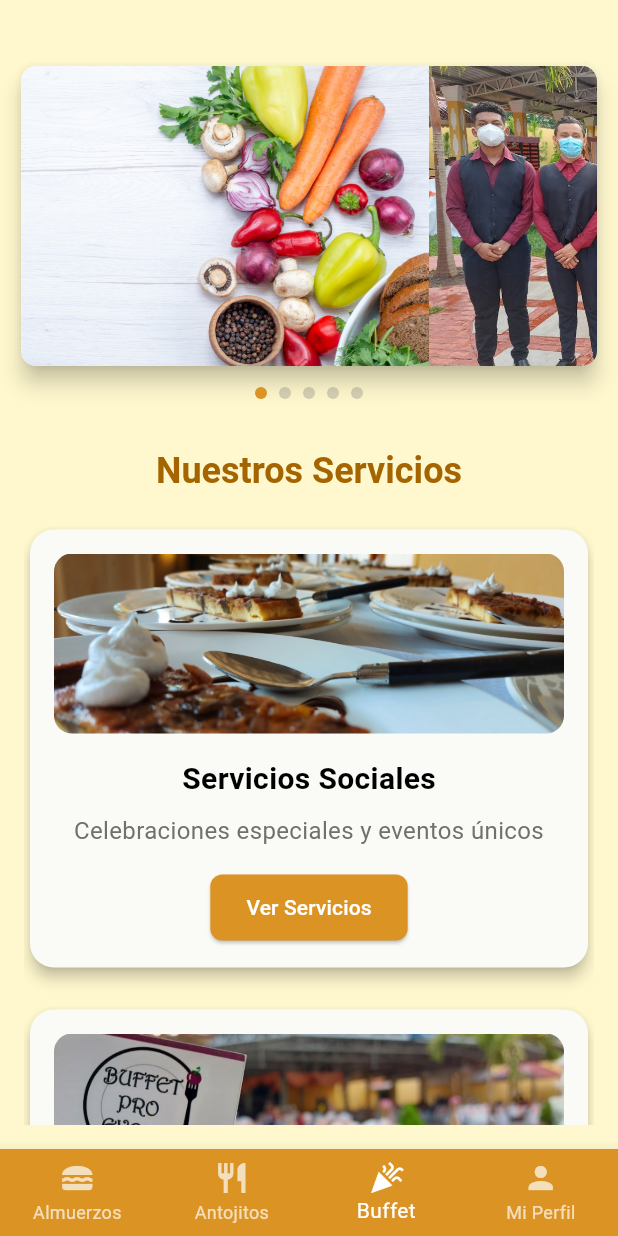
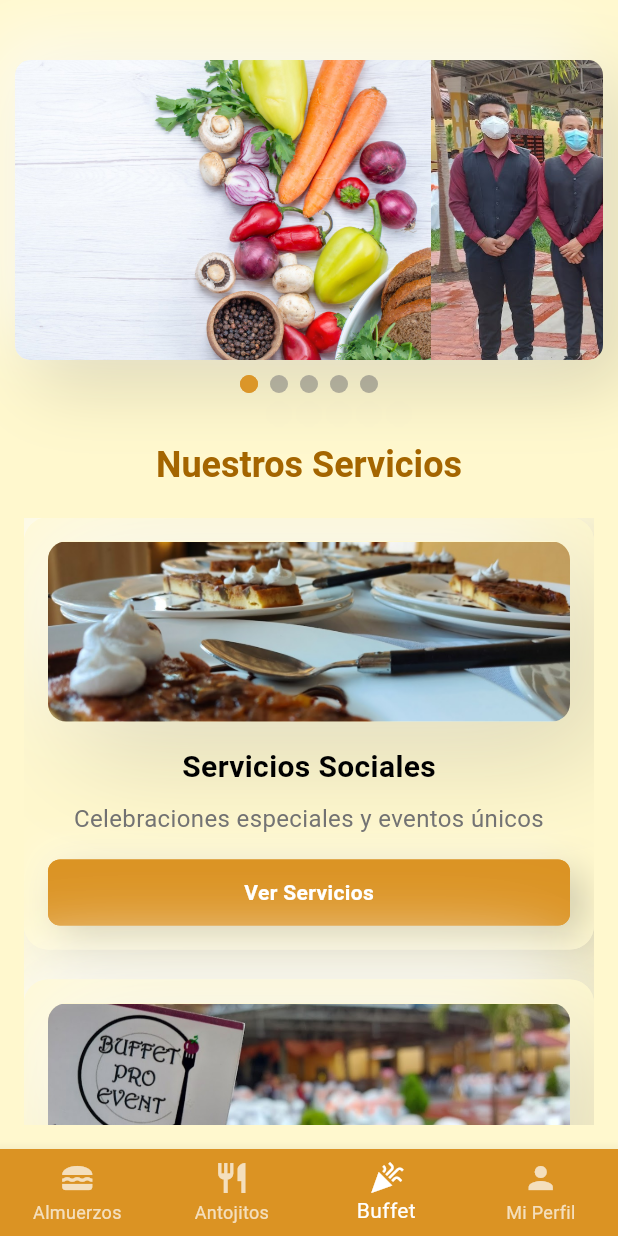
Before and after one commit to mrgomezsv/buffet_app_flutter, a Flutter app: the HomeScreen screen opened by its route, item 3 of the bottom bar chosen, on a phone screen of 412 x 824 dp. Run offline on Flutter 3.47's test engine with Material 3 defaults, Android fonts, the phone set to English and light mode, and no system bars; our stand-ins replace flutter_riverpod, go_router, shared_preferences; accounts and stored records are empty.

Commit message:
Implementar efecto neumórfico en elementos de la aplicación
- Crear widget personalizado NeumorphicContainer con efecto 3D
- Aplicar efecto neumórfico a tarjetas de menú y servicios
- Actualizar indicadores de página con efecto neumórfico
- Mejorar botones y elementos interactivos con sombras 3D
- Mantener colores y estética original de la aplicación
- Agregar NeumorphicButton con animación de presión

```diff
--- a/lib/views/home/home_screen.dart
+++ b/lib/views/home/home_screen.dart
@@ -3,6 +3,7 @@ import 'dart:async';
 import 'package:go_router/go_router.dart';
 import '../../constants/app_colors.dart';
 import '../../widgets/menu_card_widget.dart';
+import '../../widgets/neumorphic_container.dart';
 import '../../models/menu_producto.dart';
 
 class HomeScreen extends StatefulWidget {
@@ -94,11 +95,9 @@ class _HomeScreenState extends State<HomeScreen> {
                 bottom: 10,
                 top: 30,
               ),
-              child: Card(
-                elevation: 6,
-                shape: RoundedRectangleBorder(
-                  borderRadius: BorderRadius.circular(10),
-                ),
+              child: NeumorphicCard(
+                borderRadius: 10,
+                backgroundColor: AppColors.background,
                 child: ClipRRect(
                   borderRadius: BorderRadius.circular(10),
                   child: SizedBox(
@@ -133,17 +132,16 @@ class _HomeScreenState extends State<HomeScreen> {
               mainAxisAlignment: MainAxisAlignment.center,
               children: List.generate(
                 sliderImages.length,
-                (index) => Container(
-                  width: 8,
-                  height: 8,
+                (index) => NeumorphicContainer(
+                  borderRadius: 50,
+                  width: 12,
+                  height: 12,
                   margin: const EdgeInsets.symmetric(horizontal: 4),
-                  decoration: BoxDecoration(
-                    shape: BoxShape.circle,
-                    color:
+                  backgroundColor:
                       _currentIndex == index
                           ? AppColors.orange500
                           : AppColors.gris.withAlpha(77),
-                  ),
+                  child: Container(),
                 ),
               ),
             ),
@@ -384,20 +382,24 @@ class BuffetFragment extends StatelessWidget {
     String imagePath,
     String buttonText,
   ) {
-    return Card(
-      elevation: 4,
-      shape: RoundedRectangleBorder(borderRadius: BorderRadius.circular(16)),
+    return NeumorphicCard(
+      borderRadius: 16,
+      backgroundColor: AppColors.background,
       child: Padding(
         padding: const EdgeInsets.all(16),
         child: Column(
           children: [
-            ClipRRect(
+            NeumorphicContainer(
+              borderRadius: 12,
+              backgroundColor: AppColors.background,
+              child: ClipRRect(
                 borderRadius: BorderRadius.circular(12),
                 child: Image.asset(
                   imagePath,
                   height: 120,
                   width: double.infinity,
                   fit: BoxFit.cover,
+                ),
               ),
             ),
             const SizedBox(height: 16),
@@ -416,16 +418,18 @@ class BuffetFragment extends StatelessWidget {
               textAlign: TextAlign.center,
             ),
             const SizedBox(height: 16),
-            ElevatedButton(
+            NeumorphicButton(
+              borderRadius: 8,
+              backgroundColor: AppColors.orange500,
+              padding: const EdgeInsets.symmetric(horizontal: 24, vertical: 12),
               onPressed: () {},
-              style: ElevatedButton.styleFrom(
-                backgroundColor: AppColors.orange500,
-                foregroundColor: AppColors.white,
-                shape: RoundedRectangleBorder(
-                  borderRadius: BorderRadius.circular(8),
+              child: Text(
+                buttonText,
+                style: const TextStyle(
+                  color: AppColors.white,
+                  fontWeight: FontWeight.w600,
                 ),
               ),
-              child: Text(buttonText),
             ),
           ],
         ),
@@ -444,9 +448,17 @@ class ProfileFragment extends StatelessWidget {
       padding: const EdgeInsets.all(16),
       child: Column(
         children: [
-          const CircleAvatar(
+          NeumorphicContainer(
+            borderRadius: 60,
+            width: 120,
+            height: 120,
+            backgroundColor: AppColors.background,
+            child: CircleAvatar(
               radius: 60,
-            backgroundImage: AssetImage('assets/images/facebook_avatar.png'),
+              backgroundImage: const AssetImage(
+                'assets/images/facebook_avatar.png',
+              ),
+            ),
           ),
           const SizedBox(height: 20),
           Text(
@@ -483,18 +495,20 @@ class ProfileFragment extends StatelessWidget {
           const SizedBox(height: 40),
           SizedBox(
             width: double.infinity,
-            child: ElevatedButton(
+            child: NeumorphicButton(
+              borderRadius: 12,
+              backgroundColor: AppColors.error,
+              padding: const EdgeInsets.symmetric(vertical: 16),
               onPressed: () {
                 context.go('/login');
               },
-              style: ElevatedButton.styleFrom(
-                backgroundColor: AppColors.error,
-                foregroundColor: AppColors.white,
-                padding: const EdgeInsets.symmetric(vertical: 16),
-              ),
               child: const Text(
                 'Cerrar Sesión',
-                style: TextStyle(fontSize: 16, fontWeight: FontWeight.w600),
+                style: TextStyle(
+                  fontSize: 16,
+                  fontWeight: FontWeight.w600,
+                  color: AppColors.white,
+                ),
               ),
             ),
           ),
@@ -510,10 +524,19 @@ class ProfileFragment extends StatelessWidget {
     String subtitle,
     VoidCallback onTap,
   ) {
-    return Card(
+    return NeumorphicCard(
       margin: const EdgeInsets.only(bottom: 12),
+      borderRadius: 12,
+      backgroundColor: AppColors.background,
+      onTap: onTap,
       child: ListTile(
-        leading: Icon(icon, color: AppColors.orange500, size: 28),
+        leading: NeumorphicContainer(
+          borderRadius: 50,
+          backgroundColor: AppColors.orange500,
+          width: 50,
+          height: 50,
+          child: Icon(icon, color: AppColors.white, size: 24),
+        ),
         title: Text(
           title,
           style: const TextStyle(fontWeight: FontWeight.w600, fontSize: 16),
@@ -523,7 +546,6 @@ class ProfileFragment extends StatelessWidget {
           style: const TextStyle(color: AppColors.gris, fontSize: 14),
         ),
         trailing: const Icon(Icons.arrow_forward_ios),
-        onTap: onTap,
       ),
     );
   }
--- a/lib/widgets/menu_card_widget.dart
+++ b/lib/widgets/menu_card_widget.dart
@@ -1,6 +1,7 @@
 import 'package:flutter/material.dart';
 import '../constants/app_colors.dart';
 import '../models/menu_producto.dart';
+import 'neumorphic_container.dart';
 
 class MenuCardWidget extends StatelessWidget {
   final MenuProducto menuItem;
@@ -18,13 +19,11 @@ class MenuCardWidget extends StatelessWidget {
 
   @override
   Widget build(BuildContext context) {
-    return Card(
+    return NeumorphicCard(
       margin: const EdgeInsets.only(bottom: 16),
-      elevation: 6,
-      shape: RoundedRectangleBorder(borderRadius: BorderRadius.circular(20)),
-      child: InkWell(
+      borderRadius: 20,
+      backgroundColor: AppColors.orange500,
       onTap: onTap,
-        borderRadius: BorderRadius.circular(20),
       child: Container(
         decoration: BoxDecoration(
           borderRadius: BorderRadius.circular(20),
@@ -39,13 +38,11 @@ class MenuCardWidget extends StatelessWidget {
           child: Row(
             children: [
               // Icono del menú
-                Container(
+              NeumorphicContainer(
+                borderRadius: 12,
+                backgroundColor: AppColors.white.withOpacity(0.2),
                 width: 60,
                 height: 60,
-                  decoration: BoxDecoration(
-                    color: AppColors.white.withOpacity(0.2),
-                    borderRadius: BorderRadius.circular(12),
-                  ),
                 child: Icon(
                   Icons.restaurant_menu,
                   size: 40,
@@ -86,14 +83,12 @@ class MenuCardWidget extends StatelessWidget {
                       Row(
                         children: [
                           if (showCategory) ...[
-                              Container(
+                            NeumorphicContainer(
+                              borderRadius: 12,
+                              backgroundColor: AppColors.white.withOpacity(0.2),
                               padding: const EdgeInsets.symmetric(
                                 horizontal: 8,
                                 vertical: 4,
-                                ),
-                                decoration: BoxDecoration(
-                                  color: AppColors.white.withOpacity(0.2),
-                                  borderRadius: BorderRadius.circular(12),
                               ),
                               child: Text(
                                 menuItem.category,
@@ -125,7 +120,6 @@ class MenuCardWidget extends StatelessWidget {
           ),
         ),
       ),
-      ),
     );
   }
 }
@@ -139,12 +133,10 @@ class MenuGridCardWidget extends StatelessWidget {
 
   @override
   Widget build(BuildContext context) {
-    return Card(
-      elevation: 4,
-      shape: RoundedRectangleBorder(borderRadius: BorderRadius.circular(20)),
-      child: InkWell(
+    return NeumorphicCard(
+      borderRadius: 20,
+      backgroundColor: AppColors.orange500,
       onTap: onTap,
-        borderRadius: BorderRadius.circular(20),
       child: Container(
         decoration: BoxDecoration(
           borderRadius: BorderRadius.circular(20),
@@ -161,13 +153,11 @@ class MenuGridCardWidget extends StatelessWidget {
             children: [
               // Icono del menú
               Center(
-                  child: Container(
+                child: NeumorphicContainer(
+                  borderRadius: 12,
+                  backgroundColor: AppColors.white.withOpacity(0.2),
                   width: 60,
                   height: 60,
-                    decoration: BoxDecoration(
-                      color: AppColors.white.withOpacity(0.2),
-                      borderRadius: BorderRadius.circular(12),
-                    ),
                   child: Icon(
                     Icons.restaurant_menu,
                     size: 40,
@@ -209,14 +199,12 @@ class MenuGridCardWidget extends StatelessWidget {
               Row(
                 mainAxisAlignment: MainAxisAlignment.spaceBetween,
                 children: [
-                    Container(
+                  NeumorphicContainer(
+                    borderRadius: 12,
+                    backgroundColor: AppColors.white.withOpacity(0.2),
                     padding: const EdgeInsets.symmetric(
                       horizontal: 8,
                       vertical: 4,
-                      ),
-                      decoration: BoxDecoration(
-                        color: AppColors.white.withOpacity(0.2),
-                        borderRadius: BorderRadius.circular(12),
                     ),
                     child: Text(
                       menuItem.category,
@@ -241,7 +229,6 @@ class MenuGridCardWidget extends StatelessWidget {
           ),
         ),
       ),
-      ),
     );
   }
 }
--- /dev/null
+++ b/lib/widgets/neumorphic_container.dart
@@ -0,0 +1,271 @@
+import 'package:flutter/material.dart';
+import '../constants/app_colors.dart';
+
+class NeumorphicContainer extends StatelessWidget {
+  final Widget child;
+  final double borderRadius;
+  final EdgeInsetsGeometry? padding;
+  final EdgeInsetsGeometry? margin;
+  final double? width;
+  final double? height;
+  final Color? backgroundColor;
+  final bool isPressed;
+  final VoidCallback? onTap;
+
+  const NeumorphicContainer({
+    super.key,
+    required this.child,
+    this.borderRadius = 50.0,
+    this.padding,
+    this.margin,
+    this.width,
+    this.height,
+    this.backgroundColor,
+    this.isPressed = false,
+    this.onTap,
+  });
+
+  @override
+  Widget build(BuildContext context) {
+    final Color baseColor = backgroundColor ?? AppColors.background;
+
+    return GestureDetector(
+      onTap: onTap,
+      child: Container(
+        width: width,
+        height: height,
+        margin: margin,
+        decoration: BoxDecoration(
+          color: baseColor,
+          borderRadius: BorderRadius.circular(borderRadius),
+          boxShadow:
+              isPressed
+                  ? [
+                    // Efecto presionado - sombras internas
+                    BoxShadow(
+                      color: Colors.white.withOpacity(0.7),
+                      offset: const Offset(2, 2),
+                      blurRadius: 4,
+                      spreadRadius: 1,
+                    ),
+                    BoxShadow(
+                      color: Colors.black.withOpacity(0.1),
+                      offset: const Offset(-2, -2),
+                      blurRadius: 4,
+                      spreadRadius: 1,
+                    ),
+                  ]
+                  : [
+                    // Efecto normal - sombras externas
+                    BoxShadow(
+                      color: Colors.black.withOpacity(0.15),
+                      offset: const Offset(20, 20),
+                      blurRadius: 60,
+                      spreadRadius: 0,
+                    ),
+                    BoxShadow(
+                      color: Colors.white.withOpacity(0.7),
+                      offset: const Offset(-20, -20),
+                      blurRadius: 60,
+                      spreadRadius: 0,
+                    ),
+                  ],
+        ),
+        child: Container(
+          padding: padding,
+          decoration: BoxDecoration(
+            color: baseColor,
+            borderRadius: BorderRadius.circular(borderRadius),
+          ),
+          child: child,
+        ),
+      ),
+    );
+  }
+}
+
+class NeumorphicCard extends StatelessWidget {
+  final Widget child;
+  final double borderRadius;
+  final EdgeInsetsGeometry? padding;
+  final EdgeInsetsGeometry? margin;
+  final double? width;
+  final double? height;
+  final Color? backgroundColor;
+  final bool isPressed;
+  final VoidCallback? onTap;
+
+  const NeumorphicCard({
+    super.key,
+    required this.child,
+    this.borderRadius = 20.0,
+    this.padding,
+    this.margin,
+    this.width,
+    this.height,
+    this.backgroundColor,
+    this.isPressed = false,
+    this.onTap,
+  });
+
+  @override
+  Widget build(BuildContext context) {
+    final Color baseColor = backgroundColor ?? AppColors.background;
+
+    return GestureDetector(
+      onTap: onTap,
+      child: Container(
+        width: width,
+        height: height,
+        margin: margin,
+        decoration: BoxDecoration(
+          color: baseColor,
+          borderRadius: BorderRadius.circular(borderRadius),
+          boxShadow:
+              isPressed
+                  ? [
+                    // Efecto presionado - sombras internas
+                    BoxShadow(
+                      color: Colors.white.withOpacity(0.7),
+                      offset: const Offset(2, 2),
+                      blurRadius: 4,
+                      spreadRadius: 1,
+                    ),
+                    BoxShadow(
+                      color: Colors.black.withOpacity(0.1),
+                      offset: const Offset(-2, -2),
+                      blurRadius: 4,
+                      spreadRadius: 1,
+                    ),
+                  ]
+                  : [
+                    // Efecto normal - sombras externas
+                    BoxShadow(
+                      color: Colors.black.withOpacity(0.15),
+                      offset: const Offset(15, 15),
+                      blurRadius: 40,
+                      spreadRadius: 0,
+                    ),
+                    BoxShadow(
+                      color: Colors.white.withOpacity(0.7),
+                      offset: const Offset(-15, -15),
+                      blurRadius: 40,
+                      spreadRadius: 0,
+                    ),
+                  ],
+        ),
+        child: Container(
+          padding: padding,
+          decoration: BoxDecoration(
+            color: baseColor,
+            borderRadius: BorderRadius.circular(borderRadius),
+          ),
+          child: child,
+        ),
+      ),
+    );
+  }
+}
+
+class NeumorphicButton extends StatefulWidget {
+  final Widget child;
+  final double borderRadius;
+  final EdgeInsetsGeometry? padding;
+  final EdgeInsetsGeometry? margin;
+  final double? width;
+  final double? height;
+  final Color? backgroundColor;
+  final VoidCallback? onPressed;
+
+  const NeumorphicButton({
+    super.key,
+    required this.child,
+    this.borderRadius = 20.0,
+    this.padding,
+    this.margin,
+    this.width,
+    this.height,
+    this.backgroundColor,
+    this.onPressed,
+  });
+
+  @override
+  State<NeumorphicButton> createState() => _NeumorphicButtonState();
+}
+
+class _NeumorphicButtonState extends State<NeumorphicButton> {
+  bool _isPressed = false;
+
+  @override
+  Widget build(BuildContext context) {
+    final Color baseColor = widget.backgroundColor ?? AppColors.orange500;
+
+    return GestureDetector(
+      onTapDown: (_) {
+        setState(() {
+          _isPressed = true;
+        });
+      },
+      onTapUp: (_) {
+        setState(() {
+          _isPressed = false;
+        });
+        widget.onPressed?.call();
+      },
+      onTapCancel: () {
+        setState(() {
+          _isPressed = false;
+        });
+      },
+      child: Container(
+        width: widget.width,
+        height: widget.height,
+        margin: widget.margin,
+        decoration: BoxDecoration(
+          color: baseColor,
+          borderRadius: BorderRadius.circular(widget.borderRadius),
+          boxShadow:
+              _isPressed
+                  ? [
+                    // Efecto presionado - sombras internas
+                    BoxShadow(
+                      color: Colors.white.withOpacity(0.3),
+                      offset: const Offset(2, 2),
+                      blurRadius: 4,
+                      spreadRadius: 1,
+                    ),
+                    BoxShadow(
+                      color: Colors.black.withOpacity(0.2),
+                      offset: const Offset(-2, -2),
+                      blurRadius: 4,
+                      spreadRadius: 1,
+                    ),
+                  ]
+                  : [
+                    // Efecto normal - sombras externas
+                    BoxShadow(
+                      color: Colors.black.withOpacity(0.2),
+                      offset: const Offset(8, 8),
+                      blurRadius: 20,
+                      spreadRadius: 0,
+                    ),
+                    BoxShadow(
+                      color: Colors.white.withOpacity(0.3),
+                      offset: const Offset(-8, -8),
+                      blurRadius: 20,
+                      spreadRadius: 0,
+                    ),
+                  ],
+        ),
+        child: Container(
+          padding: widget.padding,
+          decoration: BoxDecoration(
+            color: baseColor,
+            borderRadius: BorderRadius.circular(widget.borderRadius),
+          ),
+          child: Center(child: widget.child),
+        ),
+      ),
+    );
+  }
+}
```
Lines whose indentation alone changed are shown as unchanged.
